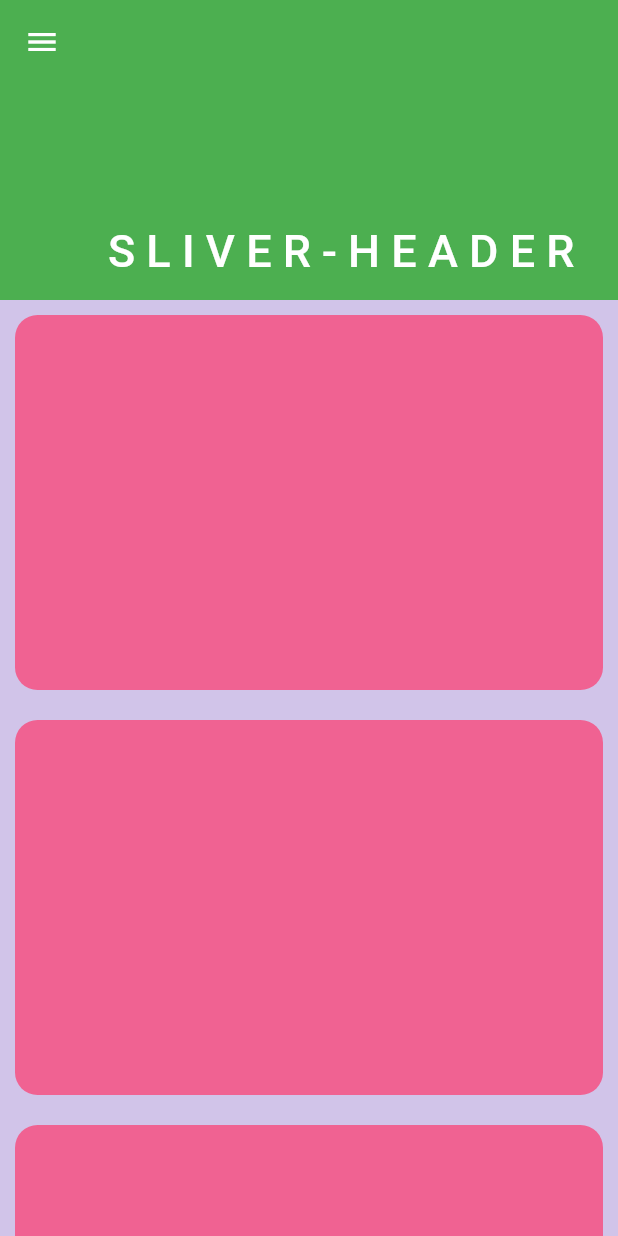
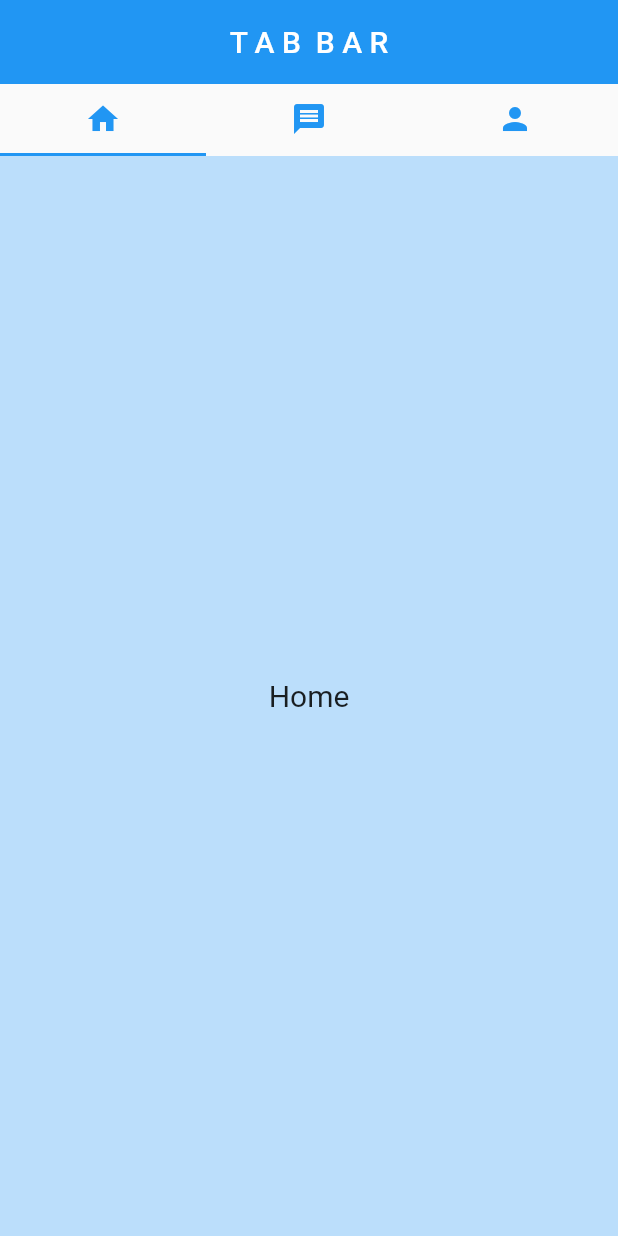
Before and after one commit to Dushani-Ranasinghe/my_first_flutter_app, a Flutter app: the screen it shows after launch, on a phone screen of 412 x 824 dp. Run offline on Flutter 3.47's test engine with Material 2 defaults, Android fonts, the phone set to English and light mode, and no system bars.

Commit message:
Sliver and tabBar widgets

```diff
--- a/lib/main.dart
+++ b/lib/main.dart
@@ -1,5 +1,8 @@
 import 'package:flutter/material.dart';
 
+import 'user_pages/tab_bar.dart';
+
+// import 'user_pages/user_sliver.dart';
 // import 'user_pages/user_home.dart';
 // import 'package:my_first_flutter_app/screens/insta_layout.dart';
 
@@ -13,7 +16,7 @@ class MyApp extends StatelessWidget {
     return MaterialApp(
       debugShowCheckedModeBanner: false,
       title: "Demo Application",
-      // theme: ThemeData(primarySwatch: Colors.blue),
+      theme: ThemeData(primarySwatch: Colors.blue),
       home: HomePage(),
     );
   }
@@ -24,60 +27,6 @@ class HomePage extends StatelessWidget {
 
   @override
   Widget build(BuildContext context) {
-    return Scaffold(
-      backgroundColor: Colors.deepPurple[100],
-      body: CustomScrollView(
-        slivers: [
-          SliverAppBar(
-            leading: Icon(Icons.menu),
-            expandedHeight: 200,
-            floating: false,
-            pinned: true,
-            flexibleSpace: FlexibleSpaceBar(
-              background: Container(
-                color: Colors.green,
-              ),
-              title: Text("S L I V E R - H E A D E R"),
-            ),
-          ),
-          SliverToBoxAdapter(
-            child: Padding(
-              padding: const EdgeInsets.all(10.0),
-              child: ClipRRect(
-                borderRadius: BorderRadius.circular(15),
-                child: Container(
-                  color: Colors.pink[300],
-                  height: 250,
-                ),
-              ),
-            ),
-          ),
-          SliverToBoxAdapter(
-            child: Padding(
-              padding: const EdgeInsets.all(10.0),
-              child: ClipRRect(
-                borderRadius: BorderRadius.circular(15),
-                child: Container(
-                  color: Colors.pink[300],
-                  height: 250,
-                ),
-              ),
-            ),
-          ),
-          SliverToBoxAdapter(
-            child: Padding(
-              padding: const EdgeInsets.all(10.0),
-              child: ClipRRect(
-                borderRadius: BorderRadius.circular(15),
-                child: Container(
-                  color: Colors.pink[300],
-                  height: 250,
-                ),
-              ),
-            ),
-          )
-        ],
-      ),
-    );
+    return TabBarScreen();
   }
 }
--- /dev/null
+++ b/lib/user_pages/tab_bar.dart
@@ -0,0 +1,57 @@
+import 'package:flutter/material.dart';
+
+class TabBarScreen extends StatelessWidget {
+  const TabBarScreen({
+    Key? key,
+  }) : super(key: key);
+
+  @override
+  Widget build(BuildContext context) {
+    return DefaultTabController(
+      length: 3,
+      child: Scaffold(
+        appBar: AppBar(
+          title: Center(child: Text("T A B  B A R")),
+          elevation: 0,
+        ),
+        body: Column(
+          children: [
+            TabBar(tabs: [
+              Tab(
+                  icon: Icon(
+                Icons.home,
+                color: Colors.blue,
+              )),
+              Tab(
+                  icon: Icon(
+                Icons.message,
+                color: Colors.blue,
+              )),
+              Tab(
+                  icon: Icon(
+                Icons.person,
+                color: Colors.blue,
+              ))
+            ]),
+            Expanded(
+              child: TabBarView(children: [
+                Container(
+                  color: Colors.blue[100],
+                  child: Center(child: Text("Home", style: TextStyle(fontSize: 20),)),
+                ),
+                 Container(
+                  color: Colors.blue[200],
+                  child: Center(child: Text("Message", style: TextStyle(fontSize: 20),)),
+                ),
+                 Container(
+                  color: Colors.blue[300],
+                  child: Center(child: Text("Profile", style: TextStyle(fontSize: 20),)),
+                )
+              ]),
+            )
+          ],
+        ),
+      ),
+    );
+  }
+}
--- a/lib/user_pages/user_home.dart
+++ b/lib/user_pages/user_home.dart
@@ -6,7 +6,7 @@ class UserHome extends StatelessWidget {
   @override
   Widget build(BuildContext context) {
     return Scaffold(
-      body: Container(
+      body: SizedBox(
         child: Center(child: Text("This is Home")),
       ),
     );
--- /dev/null
+++ b/lib/user_pages/user_sliver.dart
@@ -0,0 +1,64 @@
+
+import 'package:flutter/material.dart';
+
+class UserSliver extends StatelessWidget {
+  const UserSliver({
+    Key? key,
+  }) : super(key: key);
+
+  @override
+  Widget build(BuildContext context) {
+    return CustomScrollView(
+      slivers: [
+        SliverAppBar(
+          leading: Icon(Icons.menu),
+          expandedHeight: 200,
+          floating: false,
+          pinned: true,
+          flexibleSpace: FlexibleSpaceBar(
+            background: Container(
+              color: Colors.green,
+            ),
+            title: Text("S L I V E R - H E A D E R"),
+          ),
+        ),
+        SliverToBoxAdapter(
+          child: Padding(
+            padding: const EdgeInsets.all(10.0),
+            child: ClipRRect(
+              borderRadius: BorderRadius.circular(15),
+              child: Container(
+                color: Colors.pink[300],
+                height: 250,
+              ),
+            ),
+          ),
+        ),
+        SliverToBoxAdapter(
+          child: Padding(
+            padding: const EdgeInsets.all(10.0),
+            child: ClipRRect(
+              borderRadius: BorderRadius.circular(15),
+              child: Container(
+                color: Colors.pink[300],
+                height: 250,
+              ),
+            ),
+          ),
+        ),
+        SliverToBoxAdapter(
+          child: Padding(
+            padding: const EdgeInsets.all(10.0),
+            child: ClipRRect(
+              borderRadius: BorderRadius.circular(15),
+              child: Container(
+                color: Colors.pink[300],
+                height: 250,
+              ),
+            ),
+          ),
+        )
+      ],
+    );
+  }
+}
```
